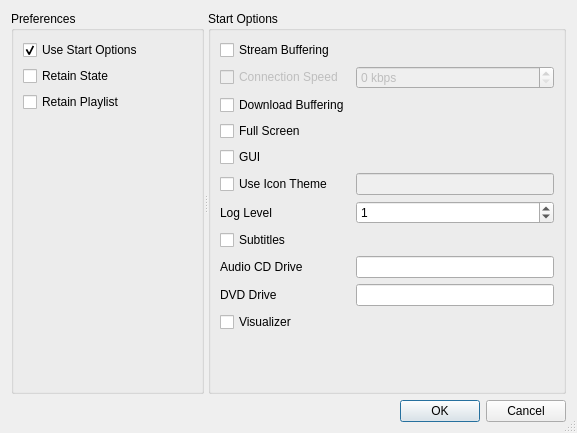
Qt form code/settings/ui/settings.ui (andrew-bibb/mbmp) before a commit.
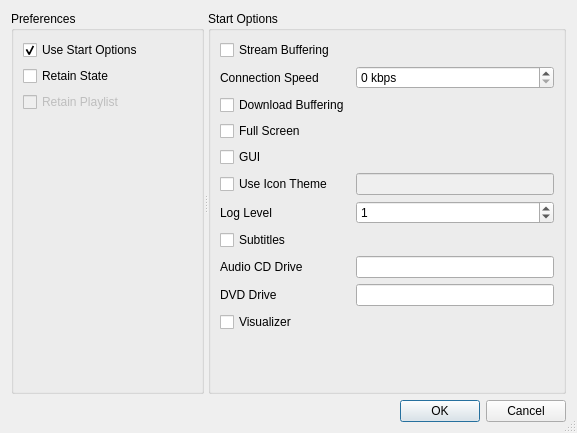
The same form after that commit.

Commit message: finished startup options in settings

The edit to the form file:
```diff
--- a/code/settings/ui/settings.ui
+++ b/code/settings/ui/settings.ui
@@ -69,7 +69,7 @@
        <item row="2" column="0">
         <widget class="QCheckBox" name="checkBox_playlist">
          <property name="enabled">
-          <bool>true</bool>
+          <bool>false</bool>
          </property>
          <property name="whatsThis">
           <string>&lt;html&gt;&lt;head/&gt;&lt;body&gt;&lt;p&gt;When checked the playlist and position of the currently playing media will be retained.&lt;/p&gt;&lt;/body&gt;&lt;/html&gt;</string>
@@ -109,23 +109,13 @@
          </property>
         </widget>
        </item>
-       <item row="1" column="0" colspan="2">
-        <widget class="QCheckBox" name="checkBox_connectionspeed">
-         <property name="enabled">
-          <bool>false</bool>
-         </property>
-         <property name="whatsThis">
-          <string>&lt;html&gt;&lt;head/&gt;&lt;body&gt;&lt;pre style=&quot; margin-top:12px; margin-bottom:12px; margin-left:0px; margin-right:0px; -qt-block-indent:0; text-indent:0px;&quot;&gt;&lt;span style=&quot; font-family:'Courier New,courier';&quot;&gt;Command Line Option: &lt;/span&gt;&lt;span style=&quot; font-family:'Courier New,courier'; font-weight:600;&quot;&gt;-c&lt;/span&gt;&lt;span style=&quot; font-family:'Courier New,courier';&quot;&gt; or &lt;/span&gt;&lt;span style=&quot; font-family:'Courier New,courier'; font-weight:600;&quot;&gt;--connection-speed&lt;/span&gt;&lt;/pre&gt;&lt;p&gt;Set the network connection speed in kbps (0 = unknown).&lt;/p&gt;&lt;/body&gt;&lt;/html&gt;</string>
-         </property>
-         <property name="text">
-          <string>Connection Speed</string>
-         </property>
-        </widget>
-       </item>
        <item row="1" column="2">
         <widget class="QSpinBox" name="spinBox_connectionspeed">
          <property name="enabled">
-          <bool>false</bool>
+          <bool>true</bool>
+         </property>
+         <property name="whatsThis">
+          <string>&lt;html&gt;&lt;head/&gt;&lt;body&gt;&lt;p&gt;&lt;span style=&quot; font-family:'Courier New,courier';&quot;&gt;Command Line Option: &lt;/span&gt;&lt;span style=&quot; font-family:'Courier New,courier'; font-weight:600;&quot;&gt;-c&lt;/span&gt;&lt;span style=&quot; font-family:'Courier New,courier';&quot;&gt; or &lt;/span&gt;&lt;span style=&quot; font-family:'Courier New,courier'; font-weight:600;&quot;&gt;--connection-speed&lt;/span&gt;&lt;/p&gt;&lt;p&gt;Connection speed in kbps. Connection speed 0 means &amp;quot;unknown&amp;quot;.&lt;/p&gt;&lt;/body&gt;&lt;/html&gt;</string>
          </property>
          <property name="suffix">
           <string> kbps</string>
@@ -301,6 +291,16 @@
          </property>
         </widget>
        </item>
+       <item row="1" column="0" colspan="2">
+        <widget class="QLabel" name="label_4">
+         <property name="whatsThis">
+          <string>&lt;html&gt;&lt;head/&gt;&lt;body&gt;&lt;pre style=&quot; margin-top:12px; margin-bottom:12px; margin-left:0px; margin-right:0px; -qt-block-indent:0; text-indent:0px;&quot;&gt;&lt;span style=&quot; font-family:'Courier New,courier';&quot;&gt;Command Line Option: &lt;/span&gt;&lt;span style=&quot; font-family:'Courier New,courier'; font-weight:600;&quot;&gt;-c&lt;/span&gt;&lt;span style=&quot; font-family:'Courier New,courier';&quot;&gt; or &lt;/span&gt;&lt;span style=&quot; font-family:'Courier New,courier'; font-weight:600;&quot;&gt;--connection-speed&lt;/span&gt;&lt;/pre&gt;&lt;p&gt;Connection speed in kbps. Connection speed 0 means &amp;quot;unknown&amp;quot;.&lt;/p&gt;&lt;/body&gt;&lt;/html&gt;</string>
+         </property>
+         <property name="text">
+          <string>Connection Speed</string>
+         </property>
+        </widget>
+       </item>
       </layout>
      </widget>
     </widget>
```
Left out of the diff: 10 changed lines with no effect on the pictures. The commit also changes 3 other files.
